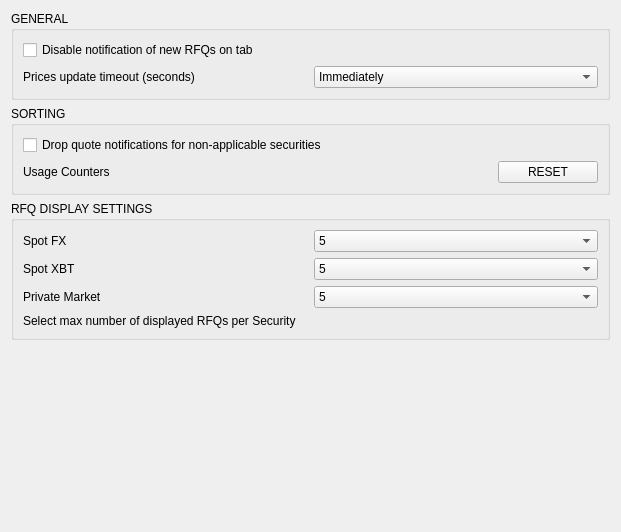
This is BlockSettleUILib/DealingSettingsPage.ui in BlockSettle/terminal as Qt 5 draws it before an edit. The edited form follows.
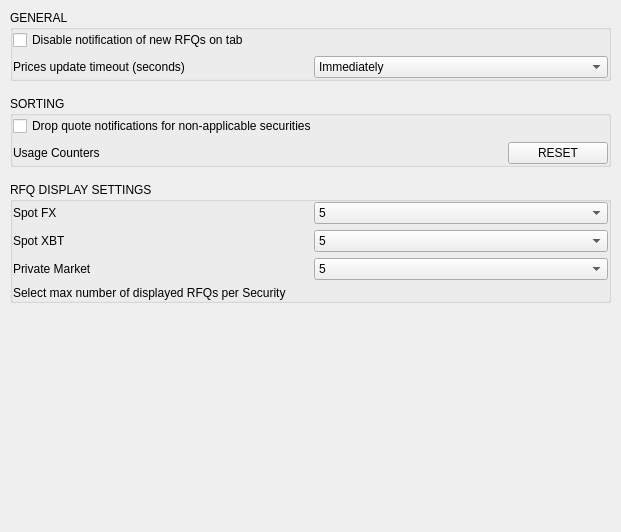
This is the edited form.

Commit message:
Fixed margins and labels.
Task-number: BST-1238
Task-number: BST-1201

What changed in the file:
```diff
--- a/BlockSettleUILib/DealingSettingsPage.ui
+++ b/BlockSettleUILib/DealingSettingsPage.ui
@@ -14,12 +14,39 @@
    <string>Form</string>
   </property>
   <layout class="QVBoxLayout" name="verticalLayout_4">
+   <property name="spacing">
+    <number>15</number>
+   </property>
+   <property name="leftMargin">
+    <number>10</number>
+   </property>
+   <property name="topMargin">
+    <number>10</number>
+   </property>
+   <property name="rightMargin">
+    <number>10</number>
+   </property>
+   <property name="bottomMargin">
+    <number>10</number>
+   </property>
    <item>
     <widget class="QGroupBox" name="groupBox_2">
      <property name="title">
       <string>GENERAL</string>
      </property>
      <layout class="QVBoxLayout" name="verticalLayout_3">
+      <property name="leftMargin">
+       <number>0</number>
+      </property>
+      <property name="topMargin">
+       <number>0</number>
+      </property>
+      <property name="rightMargin">
+       <number>0</number>
+      </property>
+      <property name="bottomMargin">
+       <number>0</number>
+      </property>
       <item>
        <widget class="QCheckBox" name="disableBlueDot">
         <property name="text">
@@ -71,6 +98,18 @@
       <string>SORTING</string>
      </property>
      <layout class="QVBoxLayout" name="verticalLayout">
+      <property name="leftMargin">
+       <number>0</number>
+      </property>
+      <property name="topMargin">
+       <number>0</number>
+      </property>
+      <property name="rightMargin">
+       <number>0</number>
+      </property>
+      <property name="bottomMargin">
+       <number>0</number>
+      </property>
       <item>
        <widget class="QCheckBox" name="checkBoxDrop">
         <property name="text">
@@ -142,6 +181,18 @@
       <string>RFQ DISPLAY SETTINGS</string>
      </property>
      <layout class="QVBoxLayout" name="verticalLayout_2">
+      <property name="leftMargin">
+       <number>0</number>
+      </property>
+      <property name="topMargin">
+       <number>0</number>
+      </property>
+      <property name="rightMargin">
+       <number>0</number>
+      </property>
+      <property name="bottomMargin">
+       <number>0</number>
+      </property>
       <item>
        <widget class="QWidget" name="filterSettings" native="true">
         <layout class="QHBoxLayout" name="horizontalLayout_2">
```
The commit also changes 4 other files.
